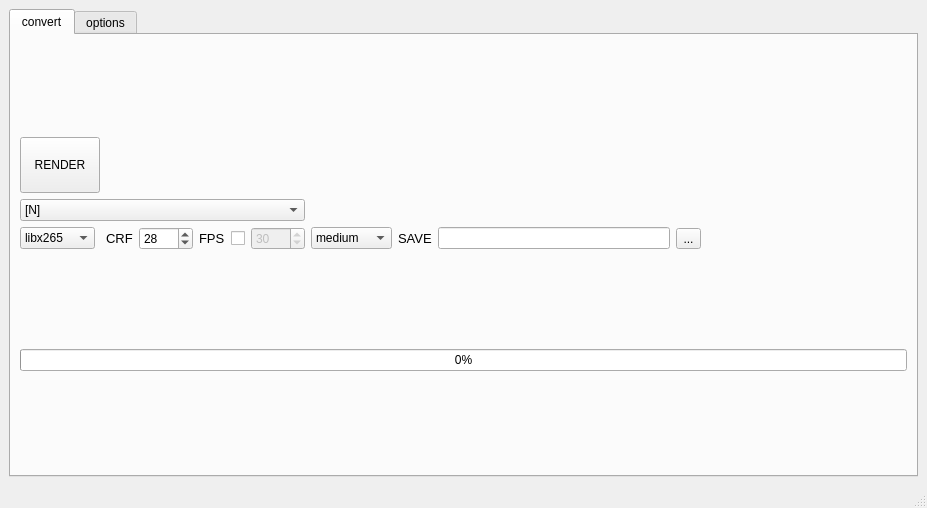
Qt form interface.ui (MNEEQ/uconvert) before a commit.
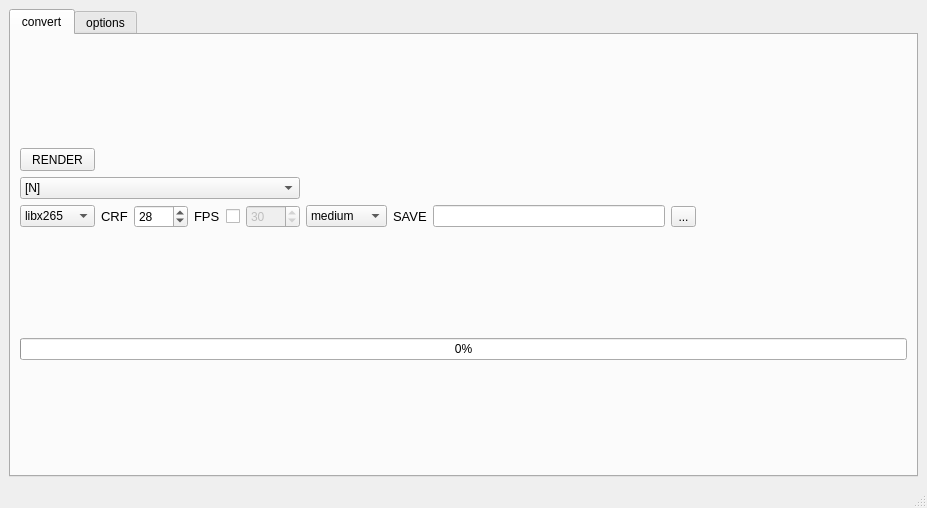
The same form after that commit.

Commit message: Изменение размера кнопки RENDER

```diff
--- a/interface.ui
+++ b/interface.ui
@@ -95,7 +95,7 @@
           <item row="2" column="1">
            <widget class="QPushButton" name="btn_render">
             <property name="sizePolicy">
-             <sizepolicy hsizetype="Fixed" vsizetype="Fixed">
+             <sizepolicy hsizetype="Minimum" vsizetype="Minimum">
               <horstretch>0</horstretch>
               <verstretch>0</verstretch>
              </sizepolicy>
@@ -108,8 +108,8 @@
             </property>
             <property name="maximumSize">
              <size>
-              <width>200</width>
-              <height>64</height>
+              <width>75</width>
+              <height>23</height>
              </size>
             </property>
             <property name="text">
```
